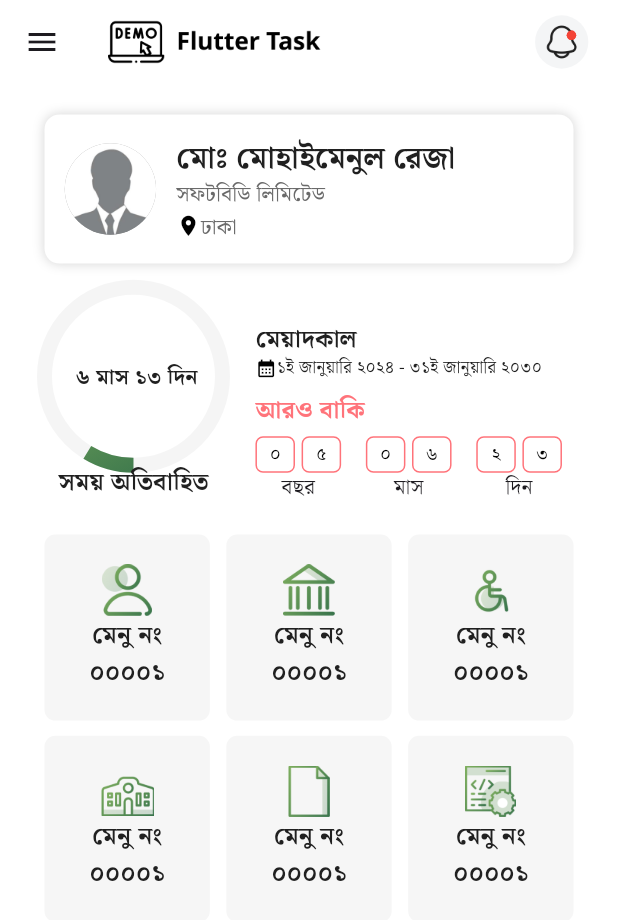
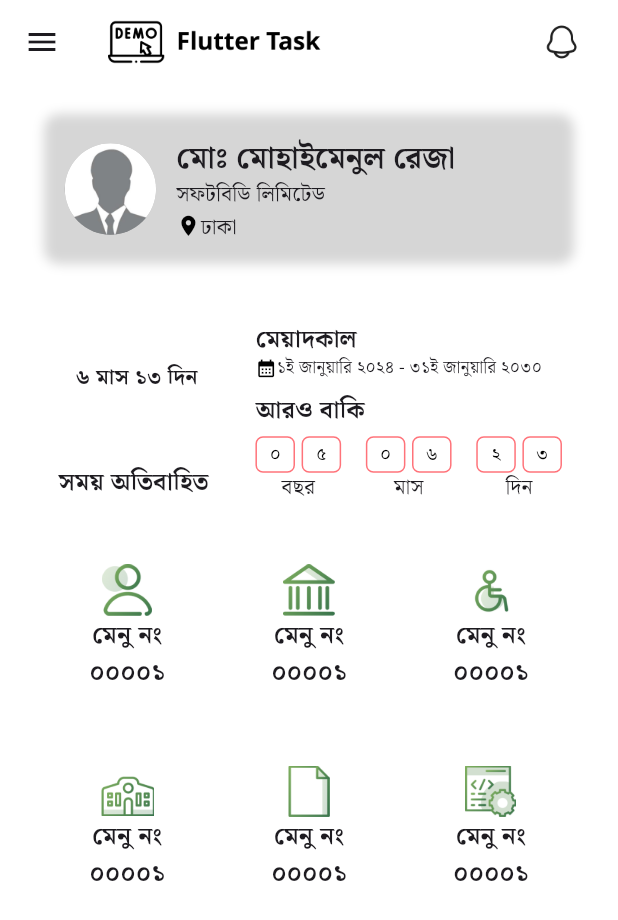
Before and after one commit to AAShayon/scheduler, a Flutter app: the screen it shows after launch, on a phone screen of 412 x 824 dp. Shown: the top 920 px of the screen. Run offline on Flutter 3.47's test engine with Material 3 defaults, Android fonts, the phone set to English and light mode, and no system bars; our stand-ins replace dio, flutter_screenutil, google_fonts; Roboto replaces fonts that are missing (Noto Serif Bengali).

Commit message:
update---home_screen.dart

```diff
--- a/lib/modules/home/view/home_screen.dart
+++ b/lib/modules/home/view/home_screen.dart
@@ -5,6 +5,7 @@ import 'package:provider/provider.dart';
 import 'package:scheduler/modules/home/model/core/menu_model.dart';
 import 'package:scheduler/modules/home/viewModel/home_screen_view_model.dart';
 import 'package:scheduler/modules/timeline/view/timeline.dart';
+import 'package:scheduler/view/utils/colors.dart';
 import 'package:scheduler/view/utils/text_style.dart';
 import 'package:scheduler/view/widgets/time_box.dart';
 
@@ -45,7 +46,7 @@ class _HomeScreenState extends State<HomeScreen> {
                   child: Container(
                     width:35.sp ,height: 35.sp,
                     decoration: BoxDecoration(
-                        color: Color(0xffF4F5F6),
+                        color:AppColors.containerBoxDecoration,
 
                         borderRadius: BorderRadius.circular(100)
                     ),
@@ -59,7 +60,7 @@ class _HomeScreenState extends State<HomeScreen> {
                               width: 6.19.sp,
                               height: 6.19.sp,
                               decoration: BoxDecoration(
-                                color:Colors.red,
+                                color:AppColors.colorPink,
                                 borderRadius: BorderRadius.circular(100),
                               ),
                             ):SizedBox.shrink()
@@ -74,7 +75,7 @@ class _HomeScreenState extends State<HomeScreen> {
                               width: 6.19.sp,
                               height: 6.19.sp,
                               decoration: BoxDecoration(
-                                color:Colors.red,
+                                color:AppColors.colorPink,
                                 borderRadius: BorderRadius.circular(100),
                               ),
                             ):SizedBox.shrink()
@@ -97,7 +98,7 @@ class _HomeScreenState extends State<HomeScreen> {
                     height: 98.h,
                     decoration: BoxDecoration(
                       borderRadius: BorderRadius.circular(10),
-                      color: Colors.white,
+                      color: AppColors.primaryColor,
 
                       boxShadow: [
                         BoxShadow(
@@ -127,20 +128,20 @@ class _HomeScreenState extends State<HomeScreen> {
                         mainAxisAlignment: MainAxisAlignment.center,
                         crossAxisAlignment: CrossAxisAlignment.start,
                         children: [
-                          Text('মোঃ মোহাইমেনুল রেজা',style:TextStyles.myCustomStyle( 1.4.sp, FontWeight.w700, 20.sp,const Color(0xff202020)),),
+                          Text('মোঃ মোহাইমেনুল রেজা',style:TextStyles.myCustomStyle( 1.4.sp, FontWeight.w700, 20.sp,AppColors.colorBlack),),
                          SizedBox(
                            height: 38.h,
                            child: Column(
                              mainAxisAlignment: MainAxisAlignment.spaceBetween,
                              crossAxisAlignment: CrossAxisAlignment.start,
                              children: [
-                               Text('সফটবিডি লিমিটেড',style: TextStyles.myCustomStyle(1.2.sp, FontWeight.w400, 14.sp,const Color(0xff6a6a6a),),),
+                               Text('সফটবিডি লিমিটেড',style: TextStyles.myCustomStyle(1.2.sp, FontWeight.w400, 14.sp,AppColors.colorGrey,),),
                                Row(
                                  mainAxisAlignment: MainAxisAlignment.start,
                                  crossAxisAlignment: CrossAxisAlignment.start,
                                  children: [
                                    Icon(Icons.location_on,color: Colors.black,size: 16.sp,),
-                                   Text('ঢাকা',style: TextStyles.myCustomStyle(1.2.sp, FontWeight.w400, 14.sp, const Color(0xff6a6a6a)),)
+                                   Text('ঢাকা',style: TextStyles.myCustomStyle(1.2.sp, FontWeight.w400, 14.sp, AppColors.colorGrey,),)
                                  ],
                                )
                              ],
@@ -173,7 +174,7 @@ class _HomeScreenState extends State<HomeScreen> {
                                     left: 15.w,
                                     child: Text(
                                       homeScreenViewModel.elapsedTimeString,
-                                      style: TextStyles.myCustomStyle(1.42.sp, FontWeight.w600, 14.sp, const Color(0xff202020)),
+                                      style: TextStyles.myCustomStyle(1.42.sp, FontWeight.w600, 14.sp, AppColors.colorBlack),
                                     ),
                                   ),
 
@@ -182,7 +183,7 @@ class _HomeScreenState extends State<HomeScreen> {
                               ),
                             ),
                             SizedBox(height: 5.h,),
-                            Text('সময় অতিবাহিত',style: TextStyles.myCustomStyle(1.4, FontWeight.w700, 16.sp, const Color(0xff202020)),)
+                            Text('সময় অতিবাহিত',style: TextStyles.myCustomStyle(1.4, FontWeight.w700, 16.sp,  AppColors.colorBlack),)
                           ],
                         ),
                         SizedBox(width: 20.w,),
@@ -194,7 +195,7 @@ class _HomeScreenState extends State<HomeScreen> {
                             children: [
                               Text(
                                 'মেয়াদকাল',
-                                style: TextStyles.myCustomStyle(1.2, FontWeight.w700, 16.sp, const Color(0xff202020)),
+                                style: TextStyles.myCustomStyle(1.2, FontWeight.w700, 16.sp,  AppColors.colorBlack),
                               ),
                               SizedBox(height: 3.h,),
                               Row(
@@ -202,12 +203,12 @@ class _HomeScreenState extends State<HomeScreen> {
                                   Icon(Icons.calendar_month,color: Colors.black,size: 14.sp,),
                                   Text(
                                     '১ই জানুয়ারি ২০২৪ - ৩১ই জানুয়ারি ২০৩০',
-                                    style: TextStyles.myCustomStyle(1.2.sp, FontWeight.w500, 11.sp, const Color(0xff202020)),
+                                    style: TextStyles.myCustomStyle(1.2.sp, FontWeight.w500, 11.sp,  AppColors.colorBlack),
                                   ),
                                 ],
                               ),
                               SizedBox(height: 10.h,),
-                              Text('আরও বাকি',style: TextStyles.myCustomStyle(1.4, FontWeight.w700, 16.sp, const Color(0xffff737a)),),
+                              Text('আরও বাকি',style: TextStyles.myCustomStyle(1.4, FontWeight.w700, 16.sp,  AppColors.colorPink),),
                               SizedBox(height: 5.h,),
                               Row(
                                 mainAxisAlignment: MainAxisAlignment.spaceBetween,
@@ -238,12 +239,12 @@ class _HomeScreenState extends State<HomeScreen> {
 
                   ),
                   SizedBox(height: 20.h,),
-                  Container(
+                  SizedBox(
 
                     height: 272.h,
                     width: 327.w,
                     child: GridView.builder(
-                      physics: NeverScrollableScrollPhysics(),
+                      physics: const NeverScrollableScrollPhysics(),
                       shrinkWrap: true,
                       itemCount: menuImages.length,
                       gridDelegate: SliverGridDelegateWithFixedCrossAxisCount(
@@ -259,7 +260,7 @@ class _HomeScreenState extends State<HomeScreen> {
                           width: 80.w,
                           decoration: BoxDecoration(
                             borderRadius: BorderRadius.circular(7.2),
-                            color: const Color(0xfff6f6f6),
+                            color:AppColors.colorWhite2
 
                           ),
                           child: Column(
@@ -267,9 +268,9 @@ class _HomeScreenState extends State<HomeScreen> {
                             children: [
                               Image.asset(menuImages[index].imageLink,height: 33.6.h,width: 32.7.w,),
                               SizedBox(height: 2.h,),
-                              Text('মেনু নং',style: TextStyles.myCustomStyle(1.4.sp, FontWeight.w600, 16.sp, const Color(0xff202020)),),
+                              Text('মেনু নং',style: TextStyles.myCustomStyle(1.4.sp, FontWeight.w600, 16.sp,  AppColors.colorBlack),),
                               SizedBox(height: 2.h,),
-                              Text('০০০০১',style: TextStyles.myCustomStyle(1.4.sp, FontWeight.w600, 16.sp, const Color(0xff202020)),),
+                              Text('০০০০১',style: TextStyles.myCustomStyle(1.4.sp, FontWeight.w600, 16.sp,  AppColors.colorBlack),),
                             ],
                           ),
                         );
@@ -283,7 +284,7 @@ class _HomeScreenState extends State<HomeScreen> {
           ),
           drawer:  Drawer(
             width: 300.w,
-            backgroundColor: Colors.white,
+            backgroundColor: AppColors.primaryColor,
             child: SafeArea(
               child: Column(
                 children: [
@@ -313,13 +314,7 @@ class CircularProgressPainter extends CustomPainter {
       ..strokeWidth = 10;
 
     final Paint progressPaint = Paint()
-      ..shader = const LinearGradient(
-        colors: [Color(0xff86B560), Color(0xff336F4A)],
-        stops: [0.0, 1.0],
-        begin: Alignment.topCenter,
-        end: Alignment.bottomRight,
-
-      ).createShader(Rect.fromCircle(
+      ..shader = AppColors.linearGradient.createShader(Rect.fromCircle(
           center: Offset(size.width / 2, size.height / 2),
           radius: size.width / 2))
       ..style = PaintingStyle.stroke
```
